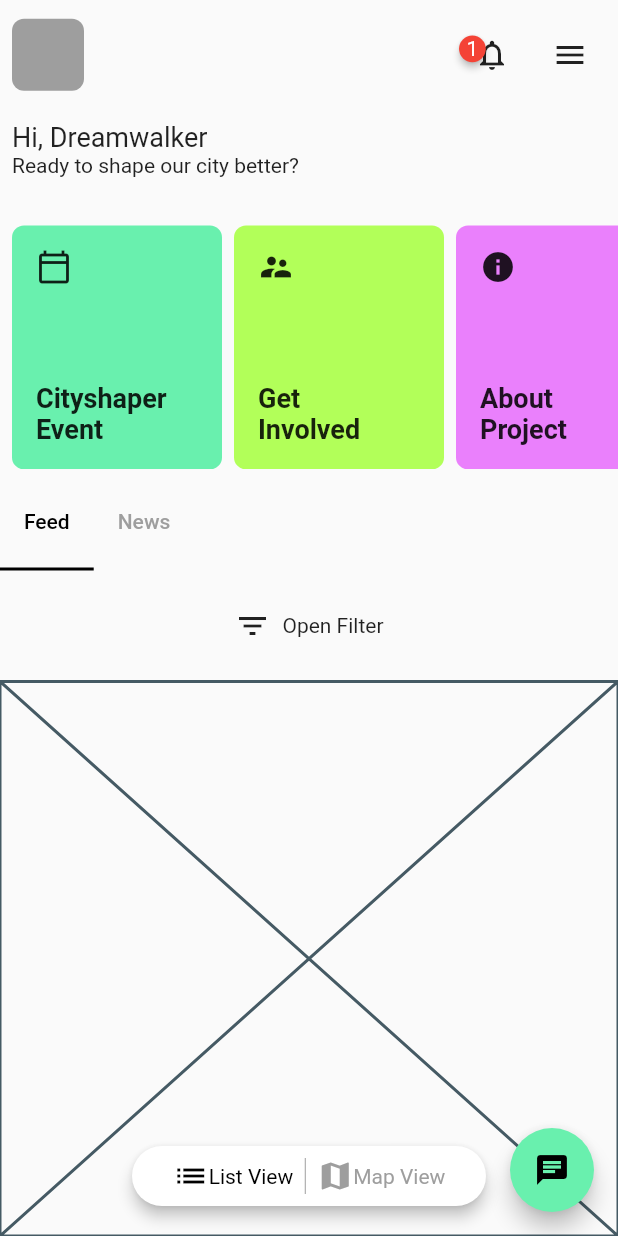
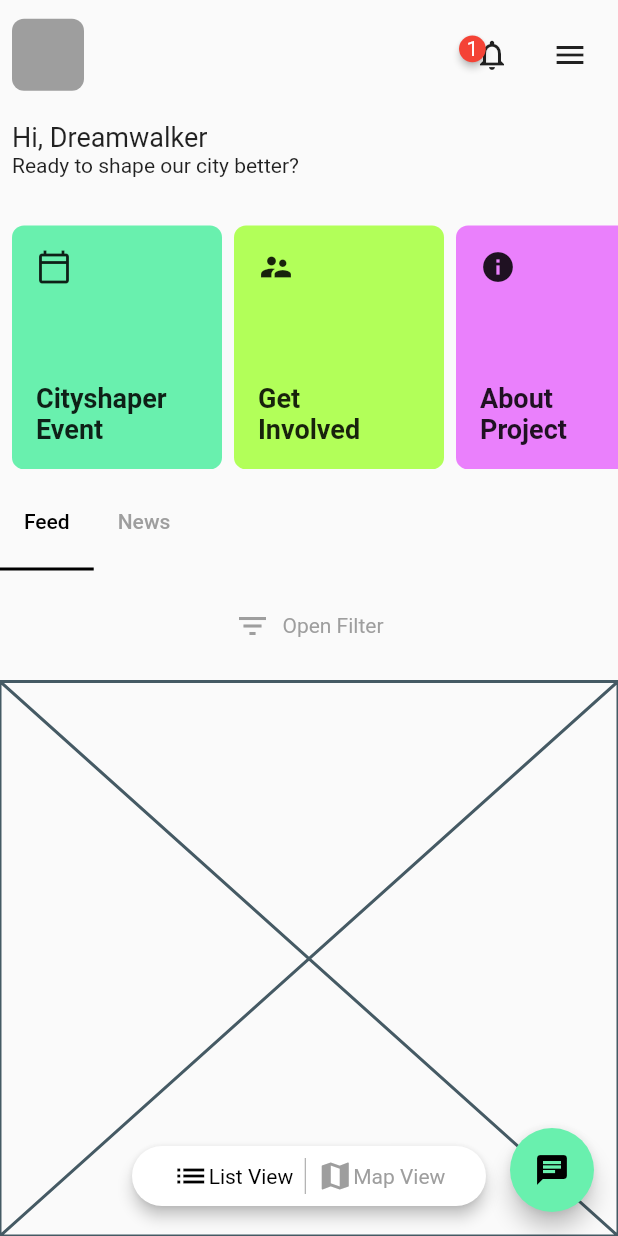
Before and after one commit to JAICHANGPARK/flutter_notebook_11th_story, a Flutter app: the screen it shows after launch, on a phone screen of 412 x 824 dp. Run offline on Flutter 3.47's test engine with Material 2 defaults, Android fonts, the phone set to English and light mode, and no system bars; drawn by our look-alikes of badges; our stand-ins replace backdrop, flutter_inner_drawer, flutter_slidable, flutter_swiper, google_fonts.

Commit message:
Update irys_home_page.dart

```diff
--- a/lib/ep727_irys_mobile_app/ui/irys_home_page.dart
+++ b/lib/ep727_irys_mobile_app/ui/irys_home_page.dart
@@ -200,9 +200,18 @@ class _IrysHomePageState extends State<IrysHomePage> with SingleTickerProviderSt
                                 child: Row(
                                   mainAxisAlignment: MainAxisAlignment.center,
                                   children: [
-                                    Icon(Icons.filter_list),
+                                    Icon(
+                                      Icons.filter_list,
+                                      color: Colors.grey,
+                                    ),
                                     SizedBox(width: 8),
-                                    Text("Open Filter")],
+                                    Text(
+                                      "Open Filter",
+                                      style: TextStyle(
+                                        color: Colors.grey,
+                                      ),
+                                    )
+                                  ],
                                 )),
                             Expanded(flex: 10, child: Placeholder()),
                           ],
```
